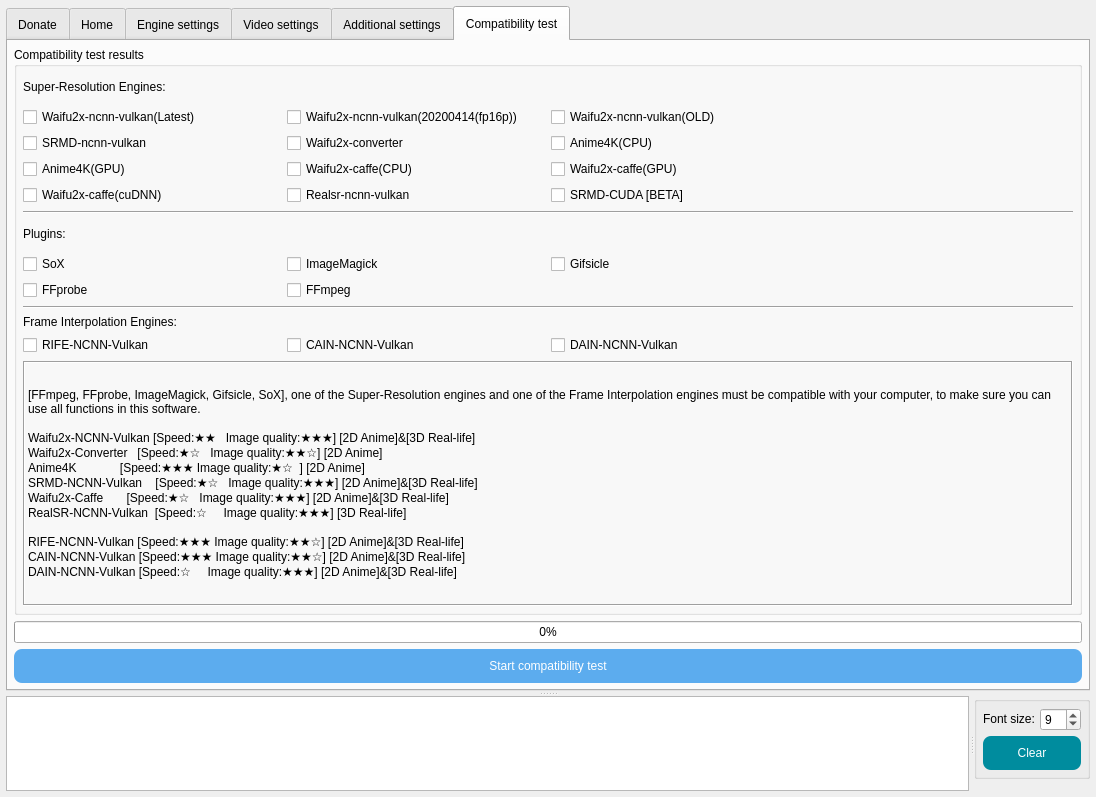
Old version of the form SRC/Waifu2x-Extension-QT/mainwindow.ui in the repository AaronFeng753/Waifu2x-Extension-GUI.
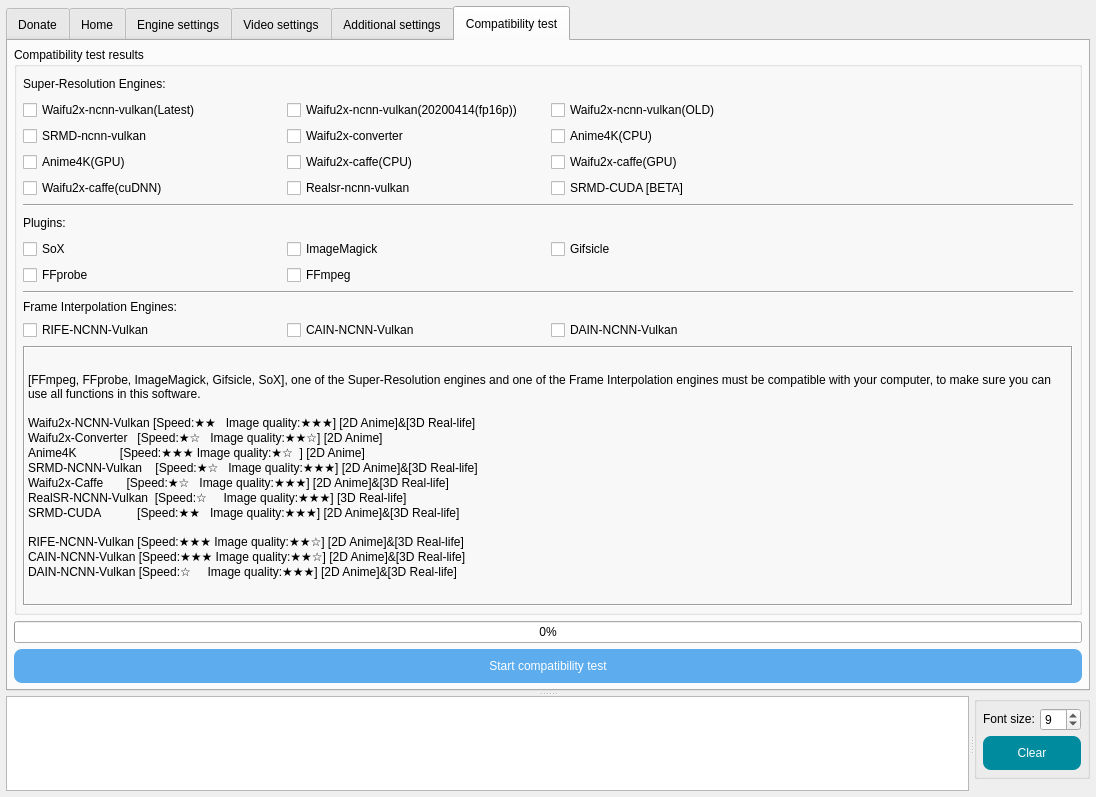
New version of the form. The open tabs and pages were chosen to show the change. Icons and pictures are not drawn.

Diff of the .ui file:
```diff
--- a/SRC/Waifu2x-Extension-QT/mainwindow.ui
+++ b/SRC/Waifu2x-Extension-QT/mainwindow.ui
@@ -10877,13 +10877,13 @@
               <property name="minimumSize">
                <size>
                 <width>660</width>
-                <height>245</height>
+                <height>260</height>
                </size>
               </property>
               <property name="maximumSize">
                <size>
                 <width>16777215</width>
-                <height>245</height>
+                <height>260</height>
                </size>
               </property>
               <property name="frameShape">
@@ -10901,6 +10901,7 @@
 SRMD-NCNN-Vulkan    [Speed:★☆   Image quality:★★★] [2D Anime]&amp;[3D Real-life]
 Waifu2x-Caffe       [Speed:★☆   Image quality:★★★] [2D Anime]&amp;[3D Real-life]
 RealSR-NCNN-Vulkan  [Speed:☆     Image quality:★★★] [3D Real-life]
+SRMD-CUDA           [Speed:★★   Image quality:★★★] [2D Anime]&amp;[3D Real-life]
 
 RIFE-NCNN-Vulkan [Speed:★★★ Image quality:★★☆] [2D Anime]&amp;[3D Real-life]
 CAIN-NCNN-Vulkan [Speed:★★★ Image quality:★★☆] [2D Anime]&amp;[3D Real-life]
```
Left out of the diff: 143 changed lines with no effect on the pictures.
